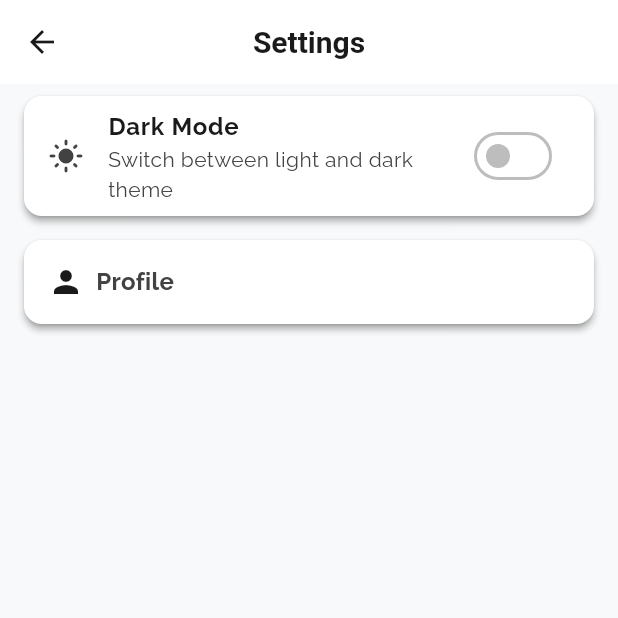
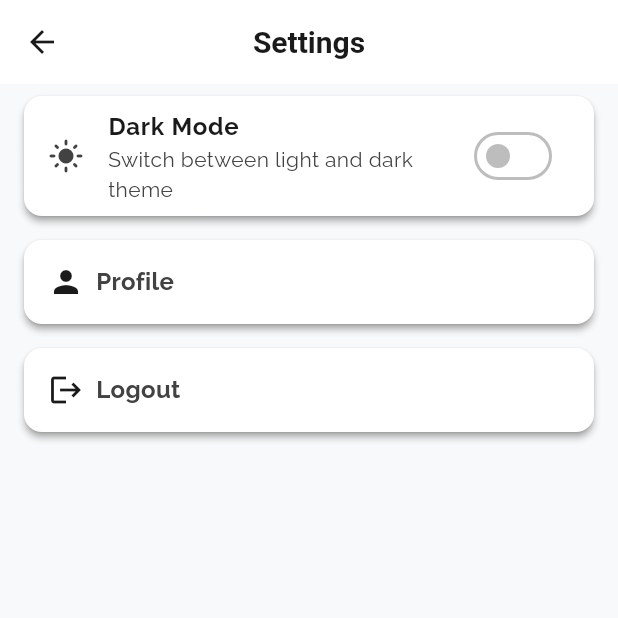
Before and after one commit to sherifashraf1/Flutter-Learning, a Flutter app: the SettingsScreen screen opened by its route, on a phone screen of 412 x 824 dp, the top half of it. Run offline on Flutter 3.47's test engine with Material 3 defaults, Android fonts, the phone set to English and light mode, and no system bars; our stand-ins replace adaptive_theme, cached_network_image, firebase_auth, firebase_core, flutter_dotenv, flutter_riverpod and 1 more; accounts and stored records are empty.

Commit message:
handle logout

```diff
--- a/lib/screens/todo/settings_screen.dart
+++ b/lib/screens/todo/settings_screen.dart
@@ -52,6 +52,24 @@ class SettingsScreen extends StatelessWidget {
               ),
 
             ),
+          ),
+          InkWell(
+            onTap: () {
+              Navigator.pushNamedAndRemoveUntil(context, AppRouter.loginScreen,  (route) => false,);
+            },
+            child: Card(
+              child: Padding(padding: EdgeInsets.all(16),
+                child: Row(
+                  children: const [
+                    Icon(Icons.logout),
+                    SizedBox(width: 8),
+                    Text("Logout", style: TextStyle(
+                        fontWeight: FontWeight.bold, fontSize: 16),)
+                  ],
+                ),
+              ),
+
+            ),
           )
         ],
       ),
```
